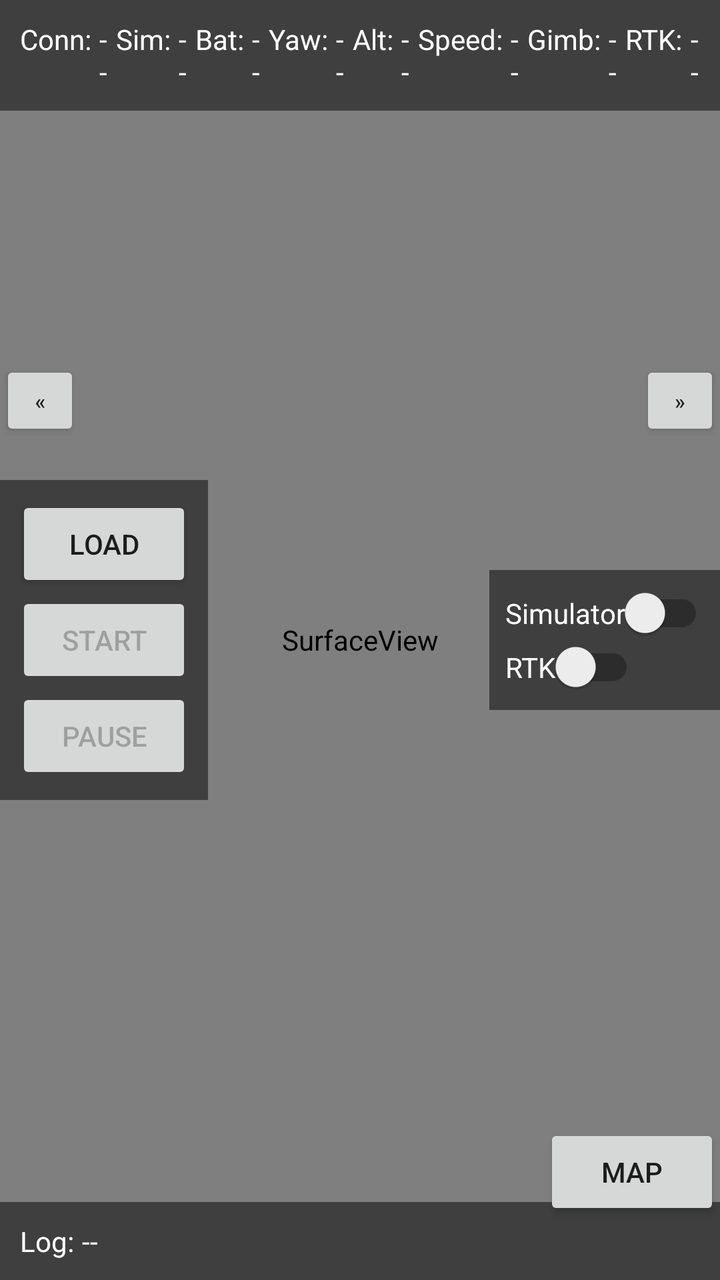
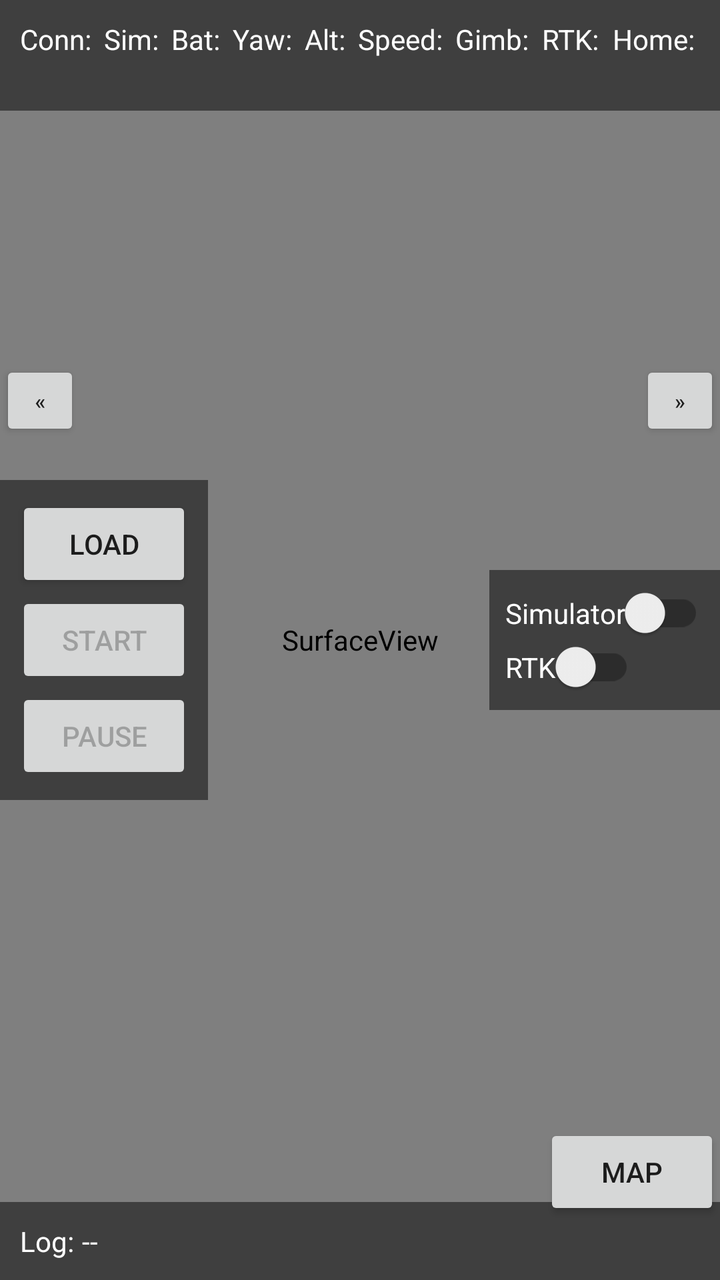

An Android layout rendered at two revisions. The XML below is the earlier revision; the diff shows what the commit changed to produce the second picture.
<!-- AndroidManifest.xml: activity theme Theme.AppCompat.Light.NoActionBar -->
<!-- res/layout/activity_main.xml -->
<FrameLayout
    xmlns:android="http://schemas.android.com/apk/res/android"
    android:layout_width="match_parent"
    android:layout_height="match_parent">

    
    <SurfaceView
        android:id="@+id/sv_camera_stream"
        android:layout_width="match_parent"
        android:layout_height="match_parent"
        android:visibility="visible" />

    <org.maplibre.android.maps.MapView
        android:id="@+id/map_view"
        android:layout_width="match_parent"
        android:layout_height="match_parent"
        android:visibility="gone" />

    
    
    <LinearLayout
        android:id="@+id/sliding_panel_left"
        android:layout_width="wrap_content"
        android:layout_height="wrap_content"
        android:layout_gravity="center_vertical|start"
        android:orientation="vertical"
        android:background="#80000000"
        android:padding="8dp"
        android:translationX="0dp"> 

        
        <Button
            android:id="@+id/button_load_mission"
            android:layout_width="wrap_content"
            android:layout_height="wrap_content"
            android:text="@string/load_mission_button"
            android:layout_gravity="center_vertical|start" />

        
        <Button
            android:id="@+id/button_start_stop_mission"
            android:layout_width="wrap_content"
            android:layout_height="wrap_content"
            android:text="@string/start_mission_button"
            android:enabled="false"
            android:layout_gravity="center_vertical|start" />

        <Button
            android:id="@+id/button_pause_resume_mission"
            android:layout_width="wrap_content"
            android:layout_height="wrap_content"
            android:text="@string/pause_mission_button"
            android:enabled="false"
            android:layout_gravity="center_vertical|start"             />
    </LinearLayout>

    
    <Button
        android:id="@+id/button_toggle_panel_left"
        android:layout_width="40dp"
        android:layout_height="40dp"
        android:layout_gravity="center_vertical|start"
        android:layout_marginStart="0dp"
        android:layout_marginTop="-120dp"
        android:text="@string/slide_left"
        android:textSize="11sp"
        android:padding="2dp" />


    
    <LinearLayout
        android:id="@+id/sliding_panel_right"
        android:layout_width="wrap_content"
        android:layout_height="wrap_content"
        android:layout_gravity="center_vertical|end"
        android:orientation="vertical"
        android:background="#80000000"
        android:padding="8dp"
        android:translationX="0dp"> 

        
        <com.google.android.material.switchmaterial.SwitchMaterial
            android:id="@+id/switch_simulator"
            android:layout_width="wrap_content"
            android:layout_height="wrap_content"
            android:textColor="#FFFFFF"
            android:text="@string/simulator_switch" />

        
        <com.google.android.material.switchmaterial.SwitchMaterial
            android:id="@+id/switch_rtk"
            android:layout_width="wrap_content"
            android:layout_height="wrap_content"
            android:textColor="#FFFFFF"
            android:text="@string/rtk_switch" />
    </LinearLayout>

    <Button
        android:id="@+id/button_toggle_panel_right"
        android:layout_width="40dp"
        android:layout_height="40dp"
        android:layout_gravity="center_vertical|end"
        android:layout_marginEnd="0dp"
        android:layout_marginTop="-120dp"
        android:text="@string/slide_right"
        android:textSize="11sp"
        android:padding="2dp" />

    
    <Button
        android:id="@+id/button_toggle_view"
        android:layout_width="wrap_content"
        android:layout_height="wrap_content"
        android:text="@string/map_button"
        android:layout_marginBottom="30dp"
        android:layout_gravity="bottom|end" />


    
    <LinearLayout
        android:layout_width="match_parent"
        android:layout_height="wrap_content"
        android:layout_gravity="top|center_horizontal"
        android:orientation="horizontal"
        android:padding="8dp"
        android:background="#80000000"> 

        
        <TextView
            android:layout_width="wrap_content"
            android:layout_height="wrap_content"
            android:text="@string/connection_label"
            android:textColor="#FFFFFF"
            android:layout_gravity="start"
            android:padding="2dp" />

        <TextView
            android:id="@+id/textview_is_drone_connected"
            android:layout_width="0dp"
            android:layout_height="wrap_content"
            android:text="@string/empty_label"
            android:textColor="#FFFFFF"
            android:layout_gravity="end"
            android:padding="2dp"
            android:layout_weight="1" /> 

        
        <TextView
            android:layout_width="wrap_content"
            android:layout_height="wrap_content"
            android:text="@string/simulator_label"
            android:textColor="#FFFFFF"
            android:layout_gravity="start"
            android:padding="2dp" />

        <TextView
            android:id="@+id/textview_is_simulator_on"
            android:layout_width="0dp"
            android:layout_height="wrap_content"
            android:text="@string/empty_label"
            android:textColor="#FFFFFF"
            android:layout_gravity="end"
            android:padding="2dp"
            android:layout_weight="1" /> 

        
        <TextView
            android:layout_width="wrap_content"
            android:layout_height="wrap_content"
            android:text="@string/battery_label"
            android:textColor="#FFFFFF"
            android:layout_gravity="start"
            android:padding="2dp" />

        <TextView
            android:id="@+id/textview_battery"
            android:layout_width="0dp"
            android:layout_height="wrap_content"
            android:text="@string/empty_label"
            android:textColor="#FFFFFF"
            android:layout_gravity="end"
            android:padding="2dp"
            android:layout_weight="1" /> 

        
        <TextView
            android:layout_width="wrap_content"
            android:layout_height="wrap_content"
            android:text="@string/drone_yaw_label"
            android:textColor="#FFFFFF"
            android:layout_gravity="start"
            android:padding="2dp" />

        <TextView
            android:id="@+id/textview_drone_yaw"
            android:layout_width="0dp"
            android:layout_height="wrap_content"
            android:text="@string/empty_label"
            android:textColor="#FFFFFF"
            android:layout_gravity="end"
            android:padding="2dp"
            android:layout_weight="1" /> 

        
        <TextView
            android:layout_width="wrap_content"
            android:layout_height="wrap_content"
            android:text="@string/drone_altitude_label"
            android:textColor="#FFFFFF"
            android:layout_gravity="start"
            android:padding="2dp" />

        <TextView
            android:id="@+id/textview_drone_altitude"
            android:layout_width="0dp"
            android:layout_height="wrap_content"
            android:text="@string/empty_label"
            android:textColor="#FFFFFF"
            android:layout_gravity="end"
            android:padding="2dp"
            android:layout_weight="1" /> 

        
        <TextView
            android:layout_width="wrap_content"
            android:layout_height="wrap_content"
            android:text="@string/drone_speed_label"
            android:textColor="#FFFFFF"
            android:layout_gravity="start"
            android:padding="2dp" />

        <TextView
            android:id="@+id/textview_drone_speed"
            android:layout_width="0dp"
            android:layout_height="wrap_content"
            android:text="@string/empty_label"
            android:textColor="#FFFFFF"
            android:layout_gravity="end"
            android:padding="2dp"
            android:layout_weight="1" /> 

        
        <TextView
            android:layout_width="wrap_content"
            android:layout_height="wrap_content"
            android:text="@string/gimbal_label"
            android:textColor="#FFFFFF"
            android:layout_gravity="start"
            android:padding="2dp" />

        <TextView
            android:id="@+id/textview_gimbal_pitch_yaw"
            android:layout_width="0dp"
            android:layout_height="wrap_content"
            android:text="@string/empty_label"
            android:textColor="#FFFFFF"
            android:layout_gravity="end"
            android:padding="2dp"
            android:layout_weight="1" /> 

        
        <TextView
            android:layout_width="wrap_content"
            android:layout_height="wrap_content"
            android:text="@string/rtk_label"
            android:textColor="#FFFFFF"
            android:padding="2dp" />

        <TextView
            android:id="@+id/textview_rtk"
            android:layout_width="0dp"
            android:layout_height="wrap_content"
            android:text="@string/empty_label"
            android:textColor="#FFFFFF"
            android:padding="2dp"
            android:layout_weight="1" />
    </LinearLayout>


    
    <LinearLayout
        android:layout_width="match_parent"
        android:layout_height="wrap_content"
        android:layout_gravity="bottom|center_horizontal"
        android:orientation="horizontal"
        android:padding="8dp"
        android:background="#80000000"> 

        
        <TextView
            android:layout_width="wrap_content"
            android:layout_height="wrap_content"
            android:text="@string/log_label"
            android:textColor="#FFFFFF"
            android:padding="2dp" />

        
        <TextView
            android:id="@+id/textview_log"
            android:layout_width="wrap_content"
            android:layout_height="wrap_content"
            android:text="@string/empty_label"
            android:textColor="#FFFFFF"
            android:padding="2dp"
            android:layout_weight="1" />
    </LinearLayout>


</FrameLayout>
<!-- resources referenced by this layout -->
<resources>
  <string name="battery_label">Bat:</string>
  <string name="connection_label">Conn:</string>
  <string name="drone_altitude_label">Alt:</string>
  <string name="drone_speed_label">Speed:</string>
  <string name="drone_yaw_label">Yaw:</string>
  <string name="empty_label">--</string>
  <string name="gimbal_label">Gimb:</string>
  <string name="load_mission_button">Load</string>
  <string name="log_label">Log:</string>
  <string name="map_button">Map</string>
  <string name="pause_mission_button">Pause</string>
  <string name="rtk_label">RTK:</string>
  <string name="rtk_switch">RTK</string>
  <string name="simulator_label">Sim:</string>
  <string name="simulator_switch">Simulator</string>
  <string name="slide_left">«</string>
  <string name="slide_right">»</string>
  <string name="start_mission_button">Start</string>
</resources>

<!-- the commit's change to res/layout/activity_main.xml (unified diff, before → after) -->
@@ -274,6 +274,23 @@
             android:textColor="#FFFFFF"
             android:padding="2dp"
             android:layout_weight="1" />
+
+        
+        <TextView
+            android:layout_width="wrap_content"
+            android:layout_height="wrap_content"
+            android:text="@string/home_label"
+            android:textColor="#FFFFFF"
+            android:padding="2dp" />
+
+        <TextView
+            android:id="@+id/textview_home"
+            android:layout_width="0dp"
+            android:layout_height="wrap_content"
+            android:text="@string/empty_label"
+            android:textColor="#FFFFFF"
+            android:padding="2dp"
+            android:layout_weight="1" />
     </LinearLayout>
 
 
<!-- resource entries referenced after the edit -->
@@ -7,6 +7,7 @@
   <string name="drone_yaw_label">Yaw:</string>
   <string name="empty_label">--</string>
   <string name="gimbal_label">Gimb:</string>
+  <string name="home_label">Home:</string>
   <string name="load_mission_button">Load</string>
   <string name="log_label">Log:</string>
   <string name="map_button">Map</string>
